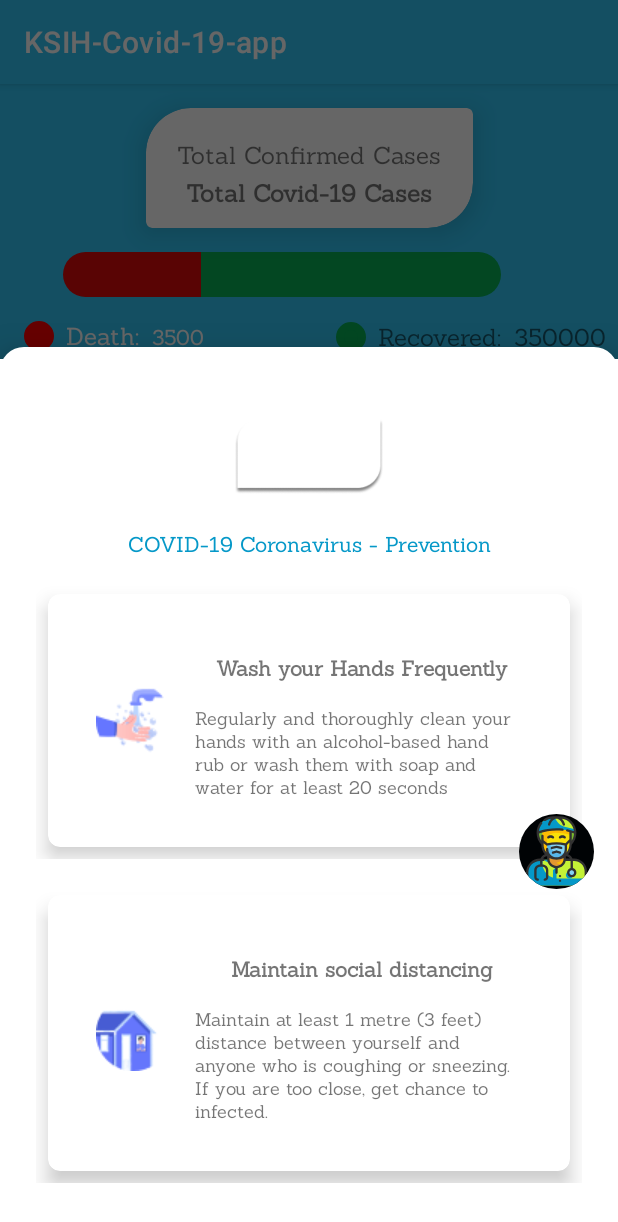
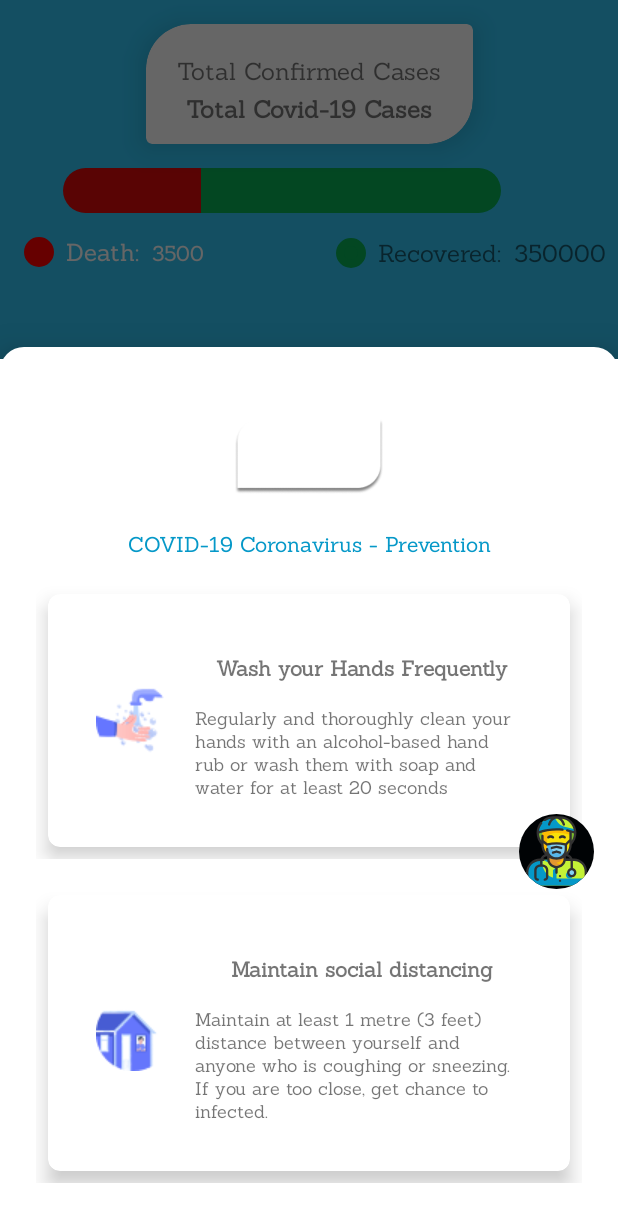
Before and after one commit to KSIH-project/KSIH-Covid19-App, an Android app: the screen it shows after launch (MainActivity), after a tap on an icon or button, on a phone screen of 412 x 824 dp. Shown: the top 1222 px of the screen. Run offline under Robolectric (Android 15) with nearby library versions, the phone set to English and light mode, and no system bars; our stand-ins replace Room's generated code; libraries missing offline, so code that uses them is left out: androidx.emoji.text, com.makeramen.roundedimageview; plain views replace RoundedImageView; Roboto replaces fonts that are not available here; 6 statements that could not run were skipped; 1 other tap on this screen came first.

Commit message:
fixed some bugs

```diff
--- a/app/src/main/java/com/android/ksih_covid_19_app/ui/MainActivity.kt
+++ b/app/src/main/java/com/android/ksih_covid_19_app/ui/MainActivity.kt
@@ -24,6 +24,7 @@ class MainActivity : AppCompatActivity() {
             when (destination.id) {
                 R.id.summaryFragment -> hideCustomToolBar()
                 R.id.homeFragment -> hideCustomToolBar()
+                R.id.bottomSheet -> hideCustomToolBar()
                 else -> showCustomToolBar()
             }
         }
--- a/app/src/main/java/com/android/ksih_covid_19_app/ui/home/HomeFragment.kt
+++ b/app/src/main/java/com/android/ksih_covid_19_app/ui/home/HomeFragment.kt
@@ -34,9 +34,12 @@ class HomeFragment : Fragment(R.layout.home_fragment) {
             it?.let {
                 val nigeria = it.find { country ->
                     country.Country == "Nigeria" }
-                val cases = DecimalFormat("#,###")
-                nigeria_totalCase.text = cases.format(nigeria!!.TotalConfirmed)
-            }
+                nigeria?.let {
+                    val cases = DecimalFormat("#,###")
+                    nigeria_totalCase.text = cases.format(nigeria!!.TotalConfirmed)
+
+                }
+               }
 
         })
 
```
